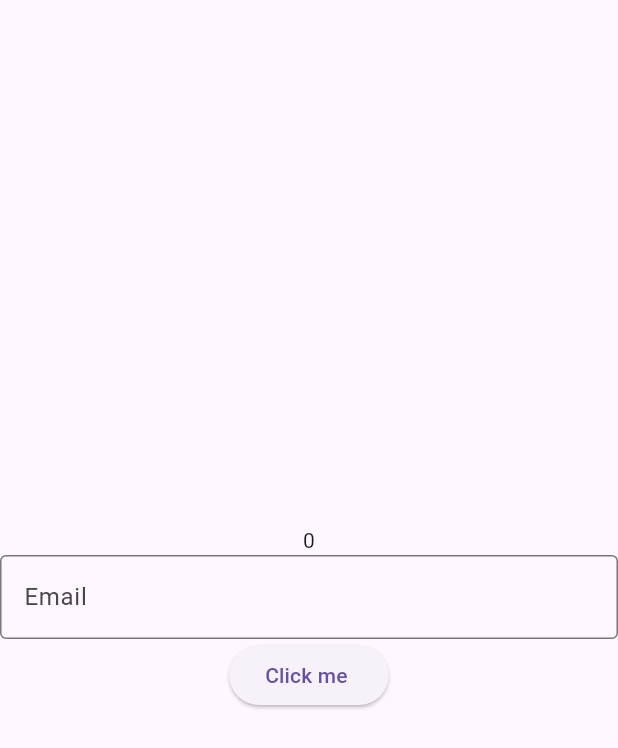
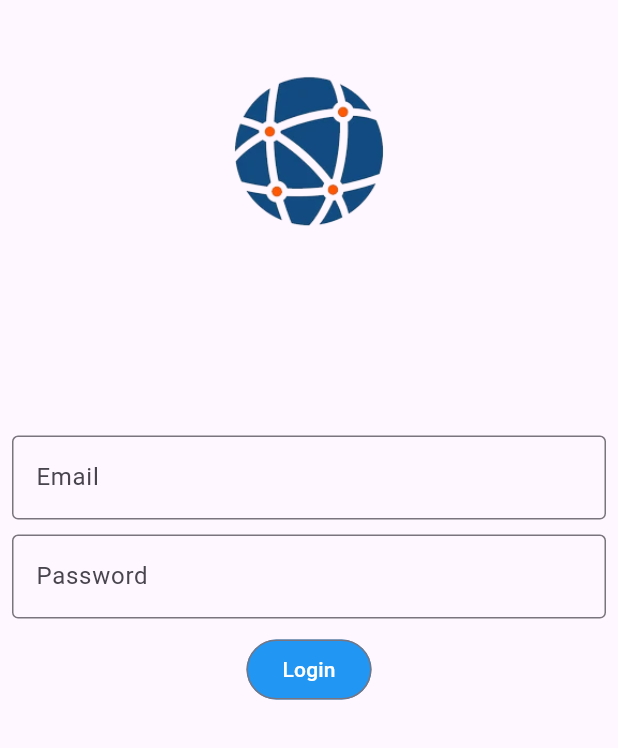
Before and after one commit to elhajuojy/Flutter_FireBase_iot, a Flutter app: the screen it shows after launch, on a phone screen of 412 x 824 dp. Shown: the top 748 px of the screen. Run offline on Flutter 3.47's test engine with Material 2 defaults, Android fonts, the phone set to English and light mode, and no system bars; our stand-ins replace firebase_auth, firebase_core, get; accounts and stored records are empty.

Commit message:
simple login page

```diff
--- a/lib/Auth/Login.dart
+++ b/lib/Auth/Login.dart
@@ -9,22 +9,61 @@ class LoginPage extends StatelessWidget {
   Widget build(BuildContext context) {
     final Controller c = Get.put(Controller());
     return Scaffold(
-      body: Center(
+      body: SafeArea(
+        child: Padding(
+          padding: const EdgeInsets.all(8.0),
           child: Column(
-          mainAxisAlignment: MainAxisAlignment.center,
+            // mainAxisAlignment: MainAxisAlignment.center,
             crossAxisAlignment: CrossAxisAlignment.center,
             children: [
-            Obx(() => Text('${c.count}')),
+              Image.asset(
+                'assets/images/logo.png',
+                width: 200,
+                height: 200,
+              ),
+              SizedBox(
+                height: Get.height * 0.1,
+              ),
+              // Obx(() => Text('${c.count}')),
               const TextField(
                 decoration: InputDecoration(
                   border: OutlineInputBorder(),
                   labelText: 'Email',
                 ),
               ),
-            ElevatedButton(
+              const SizedBox(
+                height: 10,
+              ),
+              const TextField(
+                decoration: InputDecoration(
+                  border: OutlineInputBorder(),
+                  labelText: 'Password',
+                ),
+              ),
+              const SizedBox(
+                height: 10,
+              ),
+              // GestureDetector(
+              //   child: const Text(
+              //     "Login ",
+              //     style: TextStyle(
+              //       fontSize: 20,
+              //       fontWeight: FontWeight.bold,
+              //     ),
+              //   ),
+              //   onTap: () => {c.increment()},
+              // ),
+              // Obx(() => Text("${c.count}")),
+              OutlinedButton(
                   onPressed: () => {c.increment()},
-                child: const Text("Click me "))
+                  child: const Text("Login"),
+                  style: OutlinedButton.styleFrom(
+                    primary: Colors.white,
+                    backgroundColor: Colors.blue,
+                    onSurface: Colors.grey,
+                  ))
             ],
+          ),
         ),
       ),
     );
```
Also changed, not shown: pubspec.yaml (+4 -6 lines), assets/images/logo.png (added). Lines whose indentation alone changed are shown as unchanged.
